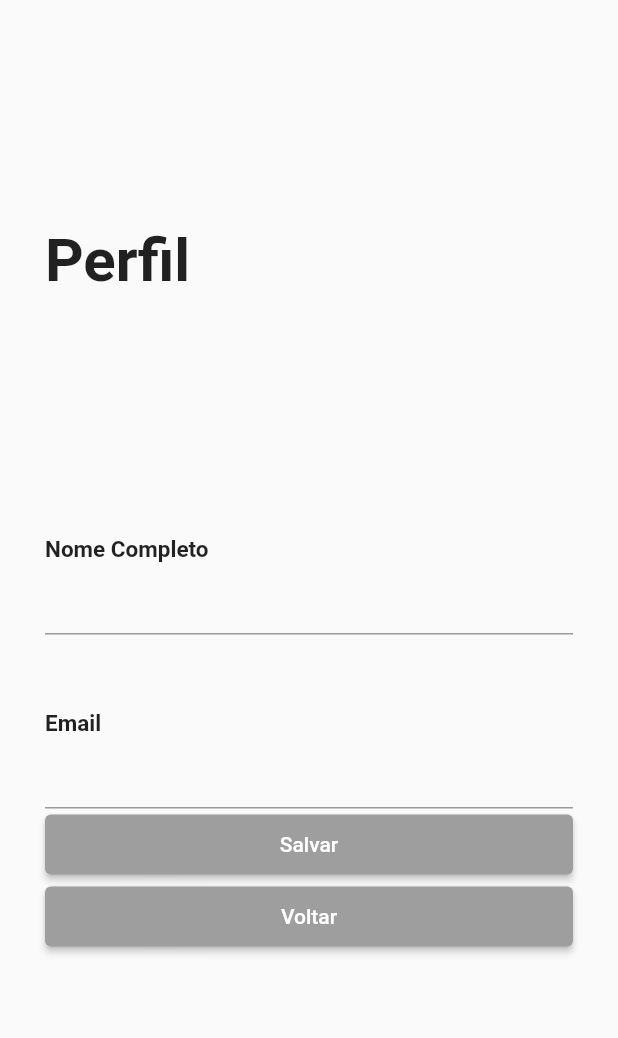
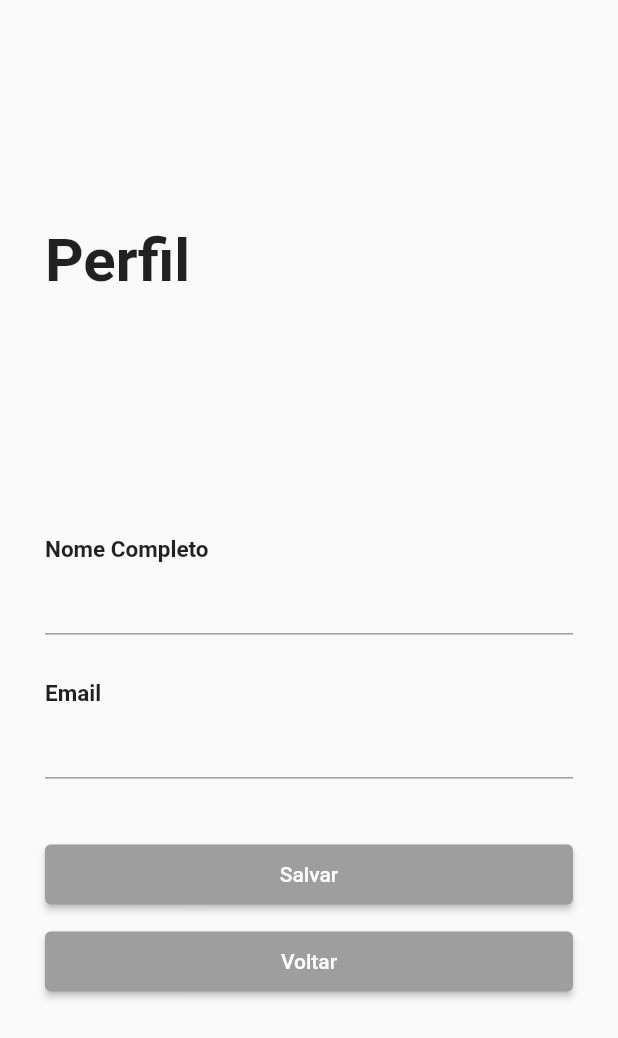
Before and after one commit to luanacolombo/desafio, a Flutter app: the ProfilePage screen opened by its route, on a phone screen of 412 x 824 dp. Shown: the top 1038 px of the screen. Run offline on Flutter 3.47's test engine with Material 2 defaults, Android fonts, the phone set to English and light mode, and no system bars; our stand-ins replace cloud_firestore, firebase_auth, firebase_core, get, shared_preferences; accounts and stored records are empty.

```diff
--- a/lib/app/data/services/firebase_service.dart
+++ b/lib/app/data/services/firebase_service.dart
@@ -61,7 +61,6 @@ class FirebaseService extends GetxController {
     try {
       await _auth.signInWithEmailAndPassword(
           email: user.email!.trim(), password: user.password!.trim());
-      return Get.offAllNamed(HomeRoutes.home);
     } catch (error) {
       Get.snackbar('Login Inválido!', 'Login Inválido!',
           snackPosition: SnackPosition.BOTTOM,
@@ -86,7 +85,6 @@ class FirebaseService extends GetxController {
         );
         //create the user in firestore
         _createUserFirestore(newUser, result.user!);
-        Get.offAllNamed(HomeRoutes.home);
       });
     } on FirebaseAuthException catch (error) {
       Get.snackbar('Erro de Login!', error.message!,
@@ -178,6 +176,5 @@ class FirebaseService extends GetxController {
   // Sign out
   void signOut() {
     _auth.signOut();
-    Get.offAllNamed(LoginRoutes.login);
   }
 }
--- a/lib/app/modules/home/home_page.dart
+++ b/lib/app/modules/home/home_page.dart
@@ -1,4 +1,3 @@
-import 'package:desafio/app/routes/login_routes.dart';
 import 'package:desafio/app/routes/profile_routes.dart';
 import 'package:flutter/material.dart';
 import 'package:get/get.dart';
--- a/lib/app/modules/profile/profile_page.dart
+++ b/lib/app/modules/profile/profile_page.dart
@@ -37,7 +37,7 @@ class ProfilePage extends GetView<ProfileController> {
                     controller: controller.name,
                   ),
                   const SizedBox(
-                    height: 50,
+                    height: 30,
                   ),
                   const Text('Email',
                       style:
@@ -45,6 +45,9 @@ class ProfilePage extends GetView<ProfileController> {
                   TextFormField(
                     validator: Validator().email,
                     controller: controller.email,
+                  ),
+                  const SizedBox(
+                    height: 40,
                   ),
                   ElevatedButton(
                     style: ElevatedButton.styleFrom(
@@ -61,6 +64,9 @@ class ProfilePage extends GetView<ProfileController> {
                       }
                     },
                     child: const Text('Salvar'),
+                  ),
+                  const SizedBox(
+                    height: 10,
                   ),
                   ElevatedButton(
                     style: ElevatedButton.styleFrom(
```
